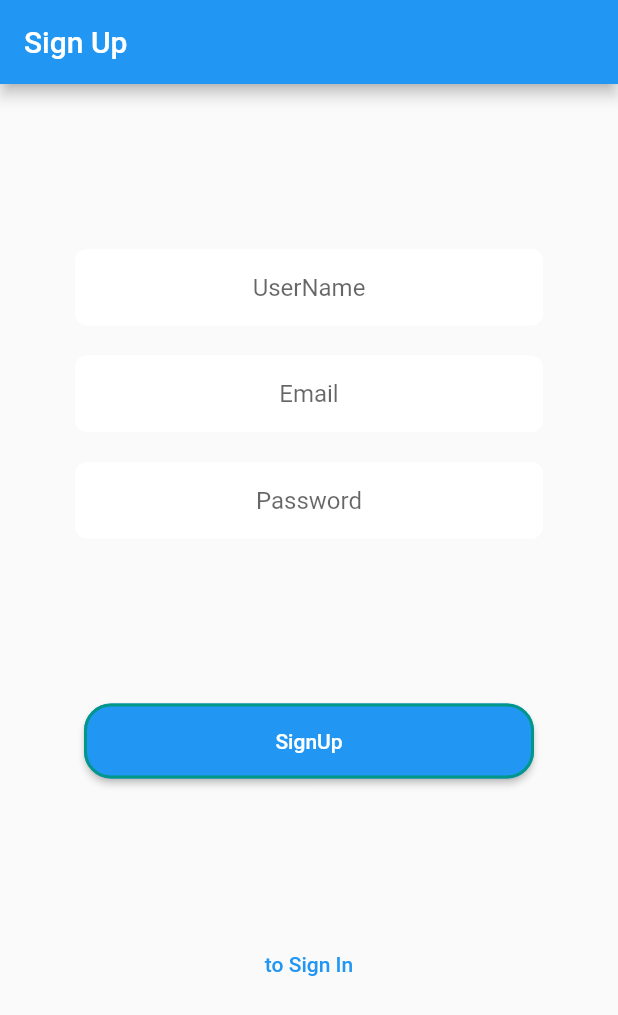
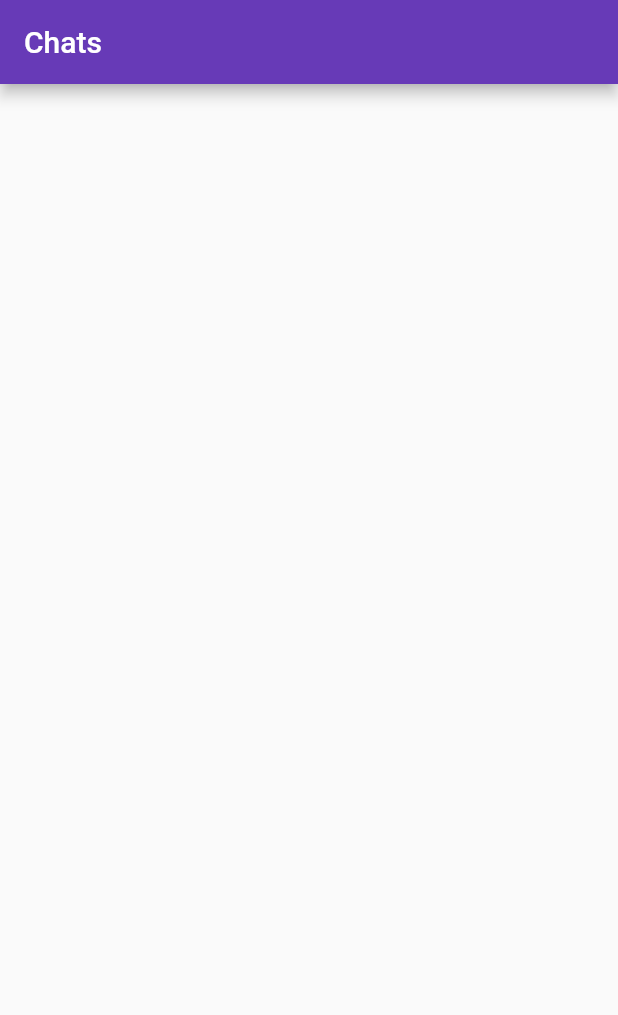
Before and after one commit to Fennec-Framework/Dart-FullStack-Fennec-Flutter, a Flutter app: the screen it shows after launch, on a phone screen of 412 x 824 dp. Shown: the top 1015 px of the screen. Run offline on Flutter 3.47's test engine with Material 2 defaults, Android fonts, the phone set to English and light mode, and no system bars; our stand-ins replace dio, hive, hive_flutter; missing offline and left inert: fennec, fennec_jwt, fennec_pg; accounts and stored records are empty.

```diff
--- a/frontend_flutter/lib/main.dart
+++ b/frontend_flutter/lib/main.dart
@@ -3,6 +3,8 @@ import 'dart:convert';
 import 'package:dio/dio.dart';
 import 'package:flutter/cupertino.dart';
 import 'package:flutter/material.dart';
+import 'package:frontend_flutter/pages/chat_list.dart';
+import 'package:frontend_flutter/repositories/api_repository.dart';
 import 'package:hive/hive.dart';
 import 'package:hive_flutter/hive_flutter.dart';
 
@@ -33,9 +35,9 @@ class MyApp extends StatelessWidget {
         // or simply save your changes to "hot reload" in a Flutter IDE).
         // Notice that the counter didn't reset back to zero; the application
         // is not restarted.
-        primarySwatch: Colors.blue,
+        primarySwatch: Colors.deepPurple,
       ),
-      home: const SignUpPage(),
+      home: const ChatList(),
     );
   }
 }
@@ -54,6 +56,7 @@ class _SignUpPageState extends State<SignUpPage> {
   final TextEditingController username = TextEditingController();
   final TextEditingController password = TextEditingController();
   bool loading = false;
+
   @override
   Widget build(BuildContext context) {
     return Scaffold(
@@ -158,34 +161,19 @@ class _SignUpPageState extends State<SignUpPage> {
                         setState(() {
                           loading = true;
                         });
-                        var data = {
-                          'email': email.text,
-                          'user_name': username.text,
-                          'password': password.text
-                        };
-                        try {
-                          Response userData = await dio.post(
-                              'http://192.168.0.116:8080/auth/signup',
-                              data: data);
-                          const snackBar = SnackBar(
-                            content: Text('user sucessful registred'),
-                          );
-                          ScaffoldMessenger.of(context).showSnackBar(snackBar);
+                        ApiRepository apiRepository = ApiRepository();
+                        final result = await apiRepository.signup(
+                            username.text, email.text, password.text, context);
+                        setState(() {
+                          loading = false;
+                        });
+                        if (result != null) {
                           Navigator.push(
                             context,
                             MaterialPageRoute(
-                                builder: (context) => const SignInPage()),
+                                builder: (context) => const HomePage()),
                           );
-                        } catch (e) {
-                          var snackBar = SnackBar(
-                            content: Text(e.toString()),
-                          );
-                          ScaffoldMessenger.of(context).showSnackBar(snackBar);
                         }
-
-                        setState(() {
-                          loading = false;
-                        });
                       },
                     ),
                   ),
@@ -220,6 +208,7 @@ class _SignInPageState1 extends State<SignInPage> {
   final TextEditingController username = TextEditingController();
   final TextEditingController password = TextEditingController();
   bool loading = false;
+
   @override
   Widget build(BuildContext context) {
     return Scaffold(
--- /dev/null
+++ b/frontend_flutter/lib/pages/chat_list.dart
@@ -0,0 +1,21 @@
+import 'package:flutter/material.dart';
+
+class ChatList extends StatefulWidget {
+  const ChatList({Key? key}) : super(key: key);
+
+  @override
+  State<StatefulWidget> createState() {
+    return _ChatListState();
+  }
+}
+
+class _ChatListState extends State<ChatList> {
+  @override
+  Widget build(BuildContext context) {
+    return Scaffold(
+      appBar: AppBar(
+        title: const Text('Chats'),
+      ),
+    );
+  }
+}
```
Also changed, not shown: frontend_flutter/lib/models/user.dart (added, +17 -0 lines), frontend_flutter/lib/repositories/api_repository.dart (added, +54 -0 lines), frontend_flutter/pubspec.lock, 2 other files.
